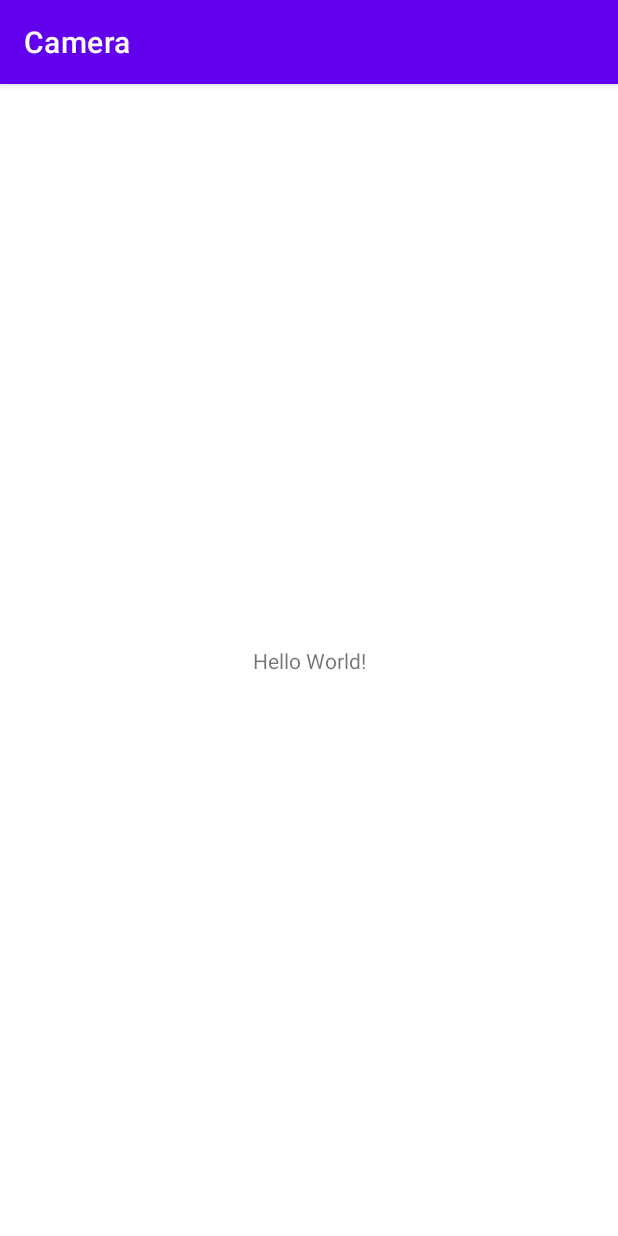
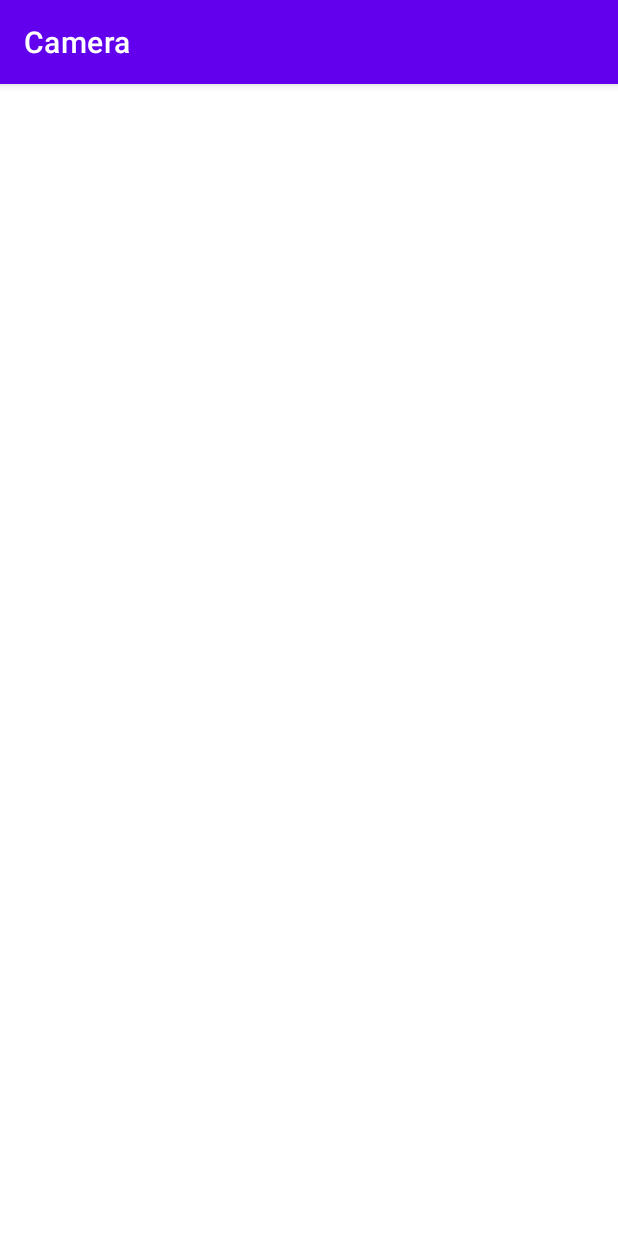
Before and after one commit to ipt-dam-2022-2023/tA-Camera, an Android app: the screen it shows after launch (MainActivity), on a phone screen of 412 x 824 dp. Run offline under Robolectric (Android 15) with nearby library versions, the phone set to English and light mode, and no system bars.

```diff
--- a/camera/app/src/main/res/layout/activity_main.xml
+++ b/camera/app/src/main/res/layout/activity_main.xml
@@ -1,18 +1,11 @@
 <?xml version="1.0" encoding="utf-8"?>
-<androidx.constraintlayout.widget.ConstraintLayout xmlns:android="http://schemas.android.com/apk/res/android"
+<androidx.constraintlayout.widget.ConstraintLayout
+   xmlns:android="http://schemas.android.com/apk/res/android"
    xmlns:app="http://schemas.android.com/apk/res-auto"
    xmlns:tools="http://schemas.android.com/tools"
    android:layout_width="match_parent"
    android:layout_height="match_parent"
    tools:context=".MainActivity">
 
-   <TextView
-      android:layout_width="wrap_content"
-      android:layout_height="wrap_content"
-      android:text="Hello World!"
-      app:layout_constraintBottom_toBottomOf="parent"
-      app:layout_constraintEnd_toEndOf="parent"
-      app:layout_constraintStart_toStartOf="parent"
-      app:layout_constraintTop_toTopOf="parent" />
 
 </androidx.constraintlayout.widget.ConstraintLayout>
```
Also changed, not shown: camera/app/build.gradle (+17 -0 lines).
